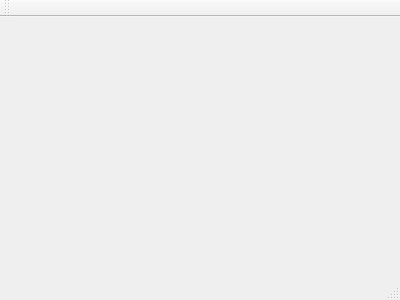
Above: mainwindow.ui from LUYONGDING/SMS before the change. Below: the same form after it.
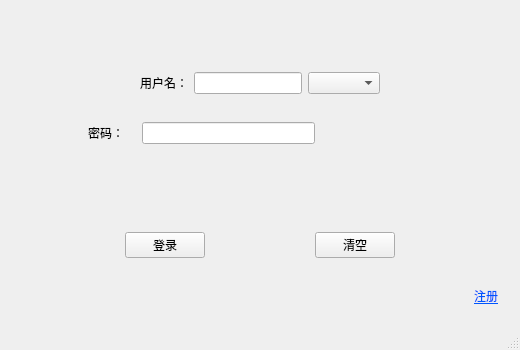
That is the form after the change.

Commit message: ADD res files & CHANGE Class mainwindow FINAL SAVE @ 2019_3_13

Diff of the .ui file:
```diff
--- a/mainwindow.ui
+++ b/mainwindow.ui
@@ -1,24 +1,266 @@
 <ui version="4.0">
  <class>MainWindow</class>
- <widget class="QMainWindow" name="MainWindow" >
-  <property name="geometry" >
+ <widget class="QMainWindow" name="MainWindow">
+  <property name="geometry">
    <rect>
     <x>0</x>
     <y>0</y>
-    <width>400</width>
-    <height>300</height>
+    <width>520</width>
+    <height>350</height>
    </rect>
   </property>
-  <property name="windowTitle" >
+  <property name="minimumSize">
+   <size>
+    <width>520</width>
+    <height>350</height>
+   </size>
+  </property>
+  <property name="maximumSize">
+   <size>
+    <width>520</width>
+    <height>350</height>
+   </size>
+  </property>
+  <property name="windowTitle">
    <string>MainWindow</string>
   </property>
-  <widget class="QMenuBar" name="menuBar" />
-  <widget class="QToolBar" name="mainToolBar" />
-  <widget class="QWidget" name="centralWidget" />
-  <widget class="QStatusBar" name="statusBar" />
+  <widget class="QWidget" name="centralWidget">
+   <layout class="QVBoxLayout" name="verticalLayout">
+    <item>
+     <widget class="QWidget" name="widget" native="true">
+      <layout class="QVBoxLayout" name="verticalLayout_2">
+       <item>
+        <spacer name="verticalSpacer_2">
+         <property name="orientation">
+          <enum>Qt::Vertical</enum>
+         </property>
+         <property name="sizeHint" stdset="0">
+          <size>
+           <width>20</width>
+           <height>40</height>
+          </size>
+         </property>
+        </spacer>
+       </item>
+       <item>
+        <widget class="QWidget" name="widget_userName" native="true">
+         <layout class="QHBoxLayout" name="horizontalLayout">
+          <item>
+           <spacer name="horizontalSpacer_4">
+            <property name="orientation">
+             <enum>Qt::Horizontal</enum>
+            </property>
+            <property name="sizeHint" stdset="0">
+             <size>
+              <width>40</width>
+              <height>20</height>
+             </size>
+            </property>
+           </spacer>
+          </item>
+          <item>
+           <widget class="QLabel" name="label_userName">
+            <property name="text">
+             <string>用户名：</string>
+            </property>
+           </widget>
+          </item>
+          <item>
+           <widget class="QLineEdit" name="lineEdit_userName"/>
+          </item>
+          <item>
+           <widget class="QComboBox" name="comboBox_userType"/>
+          </item>
+          <item>
+           <spacer name="horizontalSpacer_5">
+            <property name="orientation">
+             <enum>Qt::Horizontal</enum>
+            </property>
+            <property name="sizeHint" stdset="0">
+             <size>
+              <width>40</width>
+              <height>20</height>
+             </size>
+            </property>
+           </spacer>
+          </item>
+         </layout>
+        </widget>
+       </item>
+       <item>
+        <widget class="QWidget" name="widget_passwd" native="true">
+         <layout class="QHBoxLayout" name="horizontalLayout_2">
+          <item>
+           <spacer name="horizontalSpacer_6">
+            <property name="orientation">
+             <enum>Qt::Horizontal</enum>
+            </property>
+            <property name="sizeType">
+             <enum>QSizePolicy::Fixed</enum>
+            </property>
+            <property name="sizeHint" stdset="0">
+             <size>
+              <width>55</width>
+              <height>20</height>
+             </size>
+            </property>
+           </spacer>
+          </item>
+          <item>
+           <widget class="QLabel" name="label_passwd">
+            <property name="text">
+             <string>密码：</string>
+            </property>
+           </widget>
+          </item>
+          <item>
+           <spacer name="horizontalSpacer_8">
+            <property name="orientation">
+             <enum>Qt::Horizontal</enum>
+            </property>
+            <property name="sizeType">
+             <enum>QSizePolicy::Fixed</enum>
+            </property>
+            <property name="sizeHint" stdset="0">
+             <size>
+              <width>12</width>
+              <height>20</height>
+             </size>
+            </property>
+           </spacer>
+          </item>
+          <item>
+           <widget class="QLineEdit" name="lineEdit_passwd">
+            <property name="echoMode">
+             <enum>QLineEdit::Password</enum>
+            </property>
+           </widget>
+          </item>
+          <item>
+           <spacer name="horizontalSpacer_7">
+            <property name="orientation">
+             <enum>Qt::Horizontal</enum>
+            </property>
+            <property name="sizeHint" stdset="0">
+             <size>
+              <width>40</width>
+              <height>20</height>
+             </size>
+            </property>
+           </spacer>
+          </item>
+         </layout>
+        </widget>
+       </item>
+      </layout>
+     </widget>
+    </item>
+    <item>
+     <spacer name="verticalSpacer">
+      <property name="orientation">
+       <enum>Qt::Vertical</enum>
+      </property>
+      <property name="sizeType">
+       <enum>QSizePolicy::Expanding</enum>
+      </property>
+      <property name="sizeHint" stdset="0">
+       <size>
+        <width>20</width>
+        <height>50</height>
+       </size>
+      </property>
+     </spacer>
+    </item>
+    <item>
+     <widget class="QWidget" name="widget_login" native="true">
+      <layout class="QHBoxLayout" name="horizontalLayout_3">
+       <item>
+        <spacer name="horizontalSpacer">
+         <property name="orientation">
+          <enum>Qt::Horizontal</enum>
+         </property>
+         <property name="sizeHint" stdset="0">
+          <size>
+           <width>40</width>
+           <height>20</height>
+          </size>
+         </property>
+        </spacer>
+       </item>
+       <item>
+        <widget class="QPushButton" name="pushButton_login">
+         <property name="text">
+          <string>登录</string>
+         </property>
+        </widget>
+       </item>
+       <item>
+        <spacer name="horizontalSpacer_2">
+         <property name="orientation">
+          <enum>Qt::Horizontal</enum>
+         </property>
+         <property name="sizeHint" stdset="0">
+          <size>
+           <width>40</width>
+           <height>20</height>
+          </size>
+         </property>
+        </spacer>
+       </item>
+       <item>
+        <widget class="QPushButton" name="pushButton_clear">
+         <property name="text">
+          <string>清空</string>
+         </property>
+        </widget>
+       </item>
+       <item>
+        <spacer name="horizontalSpacer_3">
+         <property name="orientation">
+          <enum>Qt::Horizontal</enum>
+         </property>
+         <property name="sizeHint" stdset="0">
+          <size>
+           <width>40</width>
+           <height>20</height>
+          </size>
+         </property>
+        </spacer>
+       </item>
+      </layout>
+     </widget>
+    </item>
+    <item>
+     <widget class="QWidget" name="widget_2" native="true">
+      <layout class="QHBoxLayout" name="horizontalLayout_4">
+       <item>
+        <spacer name="horizontalSpacer_9">
+         <property name="orientation">
+          <enum>Qt::Horizontal</enum>
+         </property>
+         <property name="sizeHint" stdset="0">
+          <size>
+           <width>40</width>
+           <height>20</height>
+          </size>
+         </property>
+        </spacer>
+       </item>
+       <item>
+        <widget class="QLabel" name="label_regist">
+         <property name="text">
+          <string>&lt;html&gt;&lt;head/&gt;&lt;body&gt;&lt;p&gt;&lt;span style=&quot; text-decoration: underline; color:#0055ff;&quot;&gt;注册&lt;/span&gt;&lt;/p&gt;&lt;/body&gt;&lt;/html&gt;</string>
+         </property>
+        </widget>
+       </item>
+      </layout>
+     </widget>
+    </item>
+   </layout>
+  </widget>
+  <widget class="QStatusBar" name="statusBar"/>
  </widget>
- <layoutDefault spacing="6" margin="11" />
- <pixmapfunction></pixmapfunction>
+ <layoutdefault spacing="6" margin="11"/>
  <resources/>
  <connections/>
 </ui>
```
Left out of the diff: 1 changed line with no effect on the pictures. The commit also changes 7 other files.
